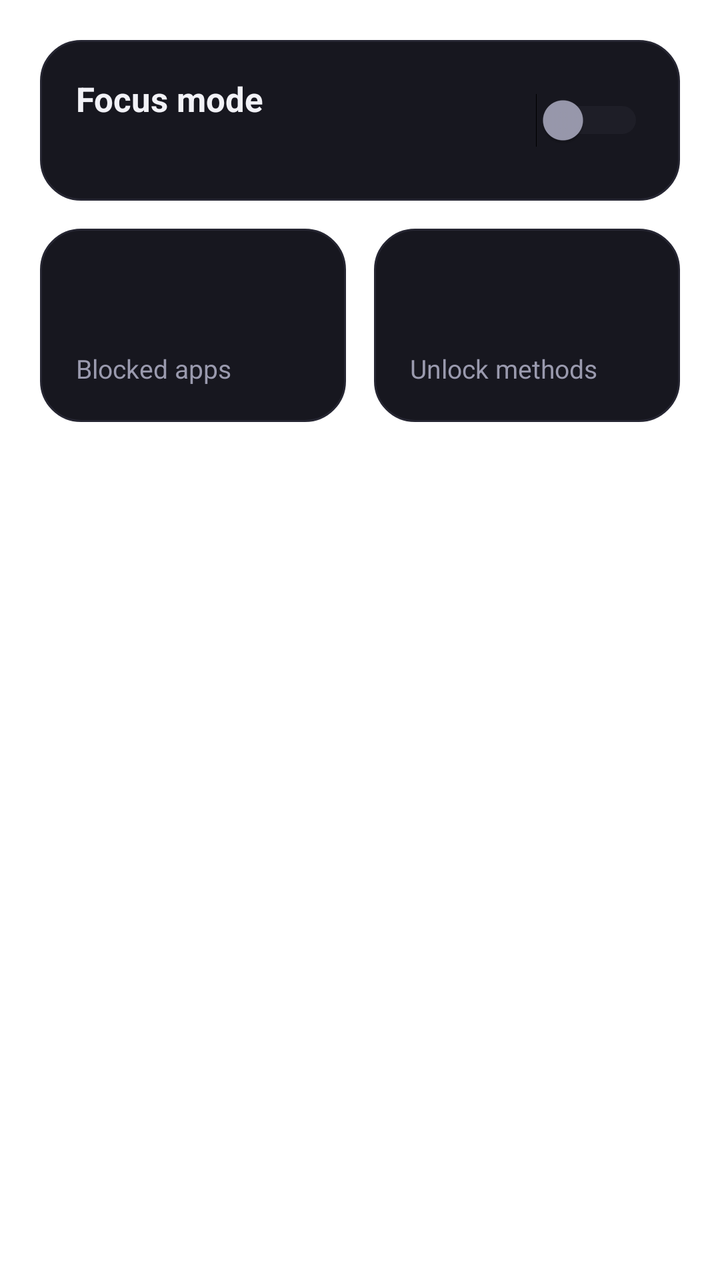
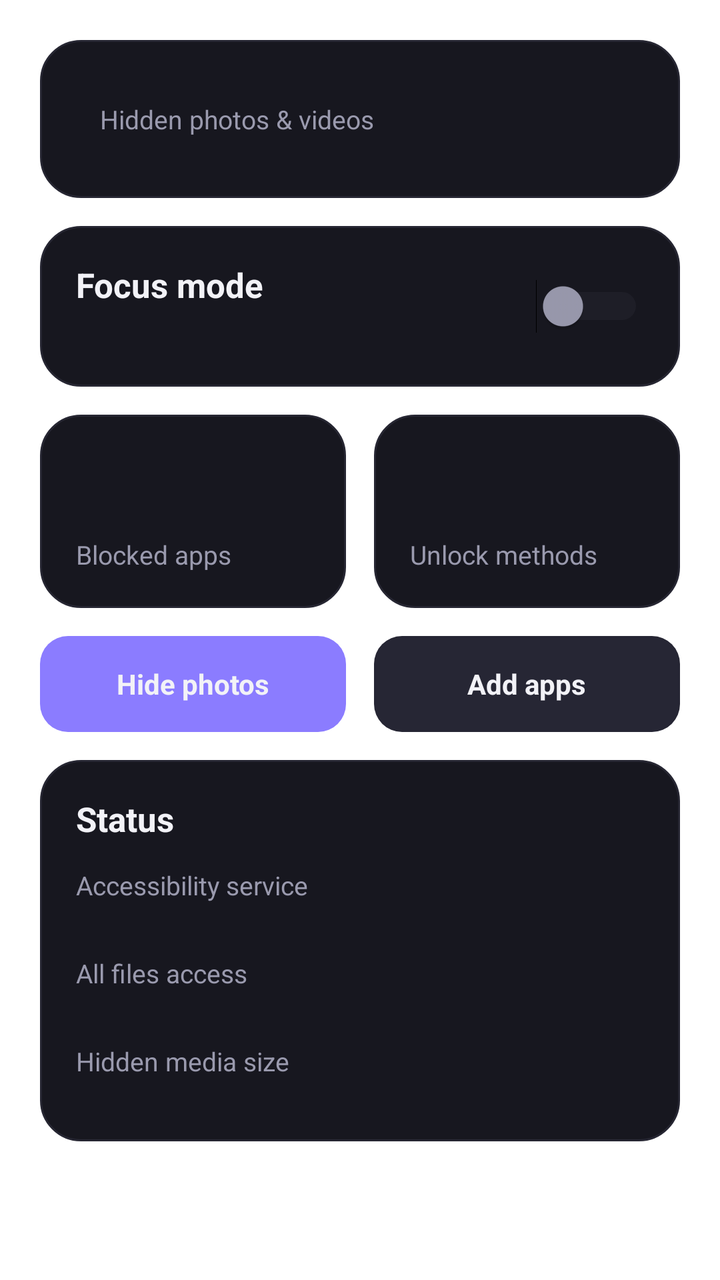

Before-and-after screenshots of an Android layout around one commit, followed by the original layout XML and the change that was made.
<!-- AndroidManifest.xml: fallback theme Theme.MaterialComponents.DayNight.NoActionBar -->
<!-- res/layout/page_home.xml -->
<?xml version="1.0" encoding="utf-8"?>
<ScrollView xmlns:android="http://schemas.android.com/apk/res/android"
    android:id="@+id/pageHome"
    android:layout_width="match_parent"
    android:layout_height="match_parent"
    android:scrollbars="none">

    <LinearLayout
        android:layout_width="match_parent"
        android:layout_height="wrap_content"
        android:orientation="vertical"
        android:padding="20dp">

        
        <LinearLayout
            android:id="@+id/cardAccess"
            style="@style/Vault.Card"
            android:layout_width="match_parent"
            android:layout_height="wrap_content"
            android:layout_marginBottom="14dp"
            android:orientation="vertical"
            android:visibility="gone">

            <TextView
                style="@style/Vault.Body"
                android:layout_width="match_parent"
                android:layout_height="wrap_content"
                android:text="@string/vault_access_off"
                android:textColor="@color/vault_danger" />

            <TextView
                android:id="@+id/btnAccess"
                style="@style/Vault.Button.Primary"
                android:layout_width="match_parent"
                android:layout_height="44dp"
                android:layout_marginTop="14dp"
                android:text="@string/vault_access_fix" />
        </LinearLayout>

        
        <LinearLayout
            style="@style/Vault.Card"
            android:layout_width="match_parent"
            android:layout_height="wrap_content"
            android:gravity="center_vertical"
            android:orientation="horizontal">

            <LinearLayout
                android:layout_width="0dp"
                android:layout_height="wrap_content"
                android:layout_weight="1"
                android:orientation="vertical">

                <TextView
                    style="@style/Vault.CardTitle"
                    android:layout_width="wrap_content"
                    android:layout_height="wrap_content"
                    android:text="@string/vault_focus_title" />

                <TextView
                    android:id="@+id/tvFocusState"
                    style="@style/Vault.Body"
                    android:layout_width="wrap_content"
                    android:layout_height="wrap_content"
                    android:layout_marginTop="4dp" />
            </LinearLayout>

            <Switch
                android:id="@+id/switchFocus"
                android:layout_width="wrap_content"
                android:layout_height="wrap_content"
                android:thumbTint="@color/switch_thumb"
                android:trackTint="@color/switch_track" />
        </LinearLayout>

        
        <LinearLayout
            android:layout_width="match_parent"
            android:layout_height="wrap_content"
            android:layout_marginTop="14dp"
            android:orientation="horizontal">

            <LinearLayout
                android:id="@+id/tileBlocked"
                style="@style/Vault.Card"
                android:layout_width="0dp"
                android:layout_height="wrap_content"
                android:layout_weight="1"
                android:clickable="true"
                android:focusable="true"
                android:orientation="vertical">

                <TextView
                    android:id="@+id/tvBlockedCount"
                    android:layout_width="wrap_content"
                    android:layout_height="wrap_content"
                    android:textColor="@color/vault_accent"
                    android:textSize="32sp"
                    android:textStyle="bold" />

                <TextView
                    style="@style/Vault.Body"
                    android:layout_width="wrap_content"
                    android:layout_height="wrap_content"
                    android:text="@string/vault_tile_blocked" />
            </LinearLayout>

            <LinearLayout
                android:id="@+id/tileUnlock"
                style="@style/Vault.Card"
                android:layout_width="0dp"
                android:layout_height="wrap_content"
                android:layout_marginStart="14dp"
                android:layout_weight="1"
                android:clickable="true"
                android:focusable="true"
                android:orientation="vertical">

                <TextView
                    android:id="@+id/tvUnlockCount"
                    android:layout_width="wrap_content"
                    android:layout_height="wrap_content"
                    android:textColor="@color/vault_accent"
                    android:textSize="32sp"
                    android:textStyle="bold" />

                <TextView
                    style="@style/Vault.Body"
                    android:layout_width="wrap_content"
                    android:layout_height="wrap_content"
                    android:text="@string/vault_tile_unlock" />
            </LinearLayout>
        </LinearLayout>
    </LinearLayout>
</ScrollView>
<!-- resources referenced by this layout -->
<resources>
  <color name="vault_accent">#8B7CFF</color>
  <color name="vault_danger">#FF6B6B</color>
  <string name="vault_access_fix">Open settings</string>
  <string name="vault_access_off">Accessibility service is off. It cannot see when a blocked app opens.</string>
  <string name="vault_focus_title">Focus mode</string>
  <string name="vault_tile_blocked">Blocked apps</string>
  <string name="vault_tile_unlock">Unlock methods</string>
  <style name="Vault.Body">
          <item name="android:textColor">@color/vault_text_dim</item>
          <item name="android:textSize">13sp</item>
          <item name="android:lineSpacingMultiplier">1.15</item>
      </style>
  <style name="Vault.Button.Primary">
          <item name="android:background">@drawable/bg_btn_primary</item>
      </style>
  <style name="Vault.Card">
          <item name="android:background">@drawable/bg_vault_card</item>
          <item name="android:padding">18dp</item>
      </style>
  <style name="Vault.CardTitle">
          <item name="android:textColor">@color/vault_text</item>
          <item name="android:textSize">17sp</item>
          <item name="android:textStyle">bold</item>
      </style>
  <color name="vault_text_dim">#9A9AAE</color>
  <!-- drawable bg_btn_primary (drawable) -->
  <?xml version="1.0" encoding="utf-8"?>
  <ripple xmlns:android="http://schemas.android.com/apk/res/android"
      android:color="#40FFFFFF">
      <item>
          <shape android:shape="rectangle">
              <solid android:color="@color/vault_accent" />
              <corners android:radius="14dp" />
          </shape>
      </item>
  </ripple>
  <!-- drawable bg_vault_card (drawable) -->
  <?xml version="1.0" encoding="utf-8"?>
  <shape xmlns:android="http://schemas.android.com/apk/res/android"
      android:shape="rectangle">
      <solid android:color="@color/vault_card" />
      <stroke
          android:width="1dp"
          android:color="@color/vault_stroke" />
      <corners android:radius="20dp" />
  </shape>
  <color name="vault_text">#F2F2F7</color>
  <color name="vault_card">#17171F</color>
  <color name="vault_stroke">#262632</color>
</resources>

<!-- the commit's change to res/layout/page_home.xml (unified diff, before → after) -->
@@ -39,6 +39,48 @@
 
         
         <LinearLayout
+            android:id="@+id/cardMedia"
+            style="@style/Vault.Card"
+            android:layout_width="match_parent"
+            android:layout_height="wrap_content"
+            android:layout_marginBottom="14dp"
+            android:clickable="true"
+            android:focusable="true"
+            android:orientation="vertical">
+
+            <LinearLayout
+                android:layout_width="match_parent"
+                android:layout_height="wrap_content"
+                android:gravity="center_vertical"
+                android:orientation="horizontal">
+
+                <TextView
+                    android:id="@+id/tvHomeMediaCount"
+                    android:layout_width="wrap_content"
+                    android:layout_height="wrap_content"
+                    android:textColor="@color/vault_accent"
+                    android:textSize="32sp"
+                    android:textStyle="bold" />
+
+                <TextView
+                    style="@style/Vault.Body"
+                    android:layout_width="wrap_content"
+                    android:layout_height="wrap_content"
+                    android:layout_marginStart="12dp"
+                    android:text="@string/vault_media_tile" />
+            </LinearLayout>
+
+            <LinearLayout
+                android:id="@+id/llHomeMedia"
+                android:layout_width="match_parent"
+                android:layout_height="wrap_content"
+                android:layout_marginTop="12dp"
+                android:orientation="horizontal"
+                android:visibility="gone" />
+        </LinearLayout>
+
+        
+        <LinearLayout
             style="@style/Vault.Card"
             android:layout_width="match_parent"
             android:layout_height="wrap_content"
@@ -131,5 +173,115 @@
                     android:text="@string/vault_tile_unlock" />
             </LinearLayout>
         </LinearLayout>
+
+        
+        <LinearLayout
+            android:layout_width="match_parent"
+            android:layout_height="wrap_content"
+            android:layout_marginTop="14dp"
+            android:orientation="horizontal">
+
+            <TextView
+                android:id="@+id/btnQuickHide"
+                style="@style/Vault.Button.Primary"
+                android:layout_width="0dp"
+                android:layout_height="48dp"
+                android:layout_weight="1"
+                android:text="@string/vault_quick_hide" />
+
+            <TextView
+                android:id="@+id/btnQuickApps"
+                style="@style/Vault.Button"
+                android:layout_width="0dp"
+                android:layout_height="48dp"
+                android:layout_marginStart="14dp"
+                android:layout_weight="1"
+                android:text="@string/vault_quick_apps" />
+        </LinearLayout>
+
+        
+        <LinearLayout
+            style="@style/Vault.Card"
+            android:layout_width="match_parent"
+            android:layout_height="wrap_content"
+            android:layout_marginTop="14dp"
+            android:orientation="vertical">
+
+            <TextView
+                style="@style/Vault.CardTitle"
+                android:layout_width="wrap_content"
+                android:layout_height="wrap_content"
+                android:text="@string/vault_status_title" />
+
+            <LinearLayout
+                android:id="@+id/rowStatusAccess"
+                android:layout_width="match_parent"
+                android:layout_height="44dp"
+                android:clickable="true"
+                android:focusable="true"
+                android:gravity="center_vertical"
+                android:orientation="horizontal">
+
+                <TextView
+                    style="@style/Vault.Body"
+                    android:layout_width="0dp"
+                    android:layout_height="wrap_content"
+                    android:layout_weight="1"
+                    android:text="@string/vault_status_access" />
+
+                <TextView
+                    android:id="@+id/tvStatusAccess"
+                    android:layout_width="wrap_content"
+                    android:layout_height="wrap_content"
+                    android:textSize="13sp"
+                    android:textStyle="bold" />
+            </LinearLayout>
+
+            <LinearLayout
+                android:id="@+id/rowStatusFiles"
+                android:layout_width="match_parent"
+                android:layout_height="44dp"
+                android:clickable="true"
+                android:focusable="true"
+                android:gravity="center_vertical"
+                android:orientation="horizontal">
+
+                <TextView
+                    style="@style/Vault.Body"
+                    android:layout_width="0dp"
+                    android:layout_height="wrap_content"
+                    android:layout_weight="1"
+                    android:text="@string/vault_status_files" />
+
+                <TextView
+                    android:id="@+id/tvStatusFiles"
+                    android:layout_width="wrap_content"
+                    android:layout_height="wrap_content"
+                    android:textSize="13sp"
+                    android:textStyle="bold" />
+            </LinearLayout>
+
+            <LinearLayout
+                android:layout_width="match_parent"
+                android:layout_height="44dp"
+                android:gravity="center_vertical"
+                android:orientation="horizontal">
+
+                <TextView
+                    style="@style/Vault.Body"
+                    android:layout_width="0dp"
+                    android:layout_height="wrap_content"
+                    android:layout_weight="1"
+                    android:text="@string/vault_status_storage" />
+
+                <TextView
+                    android:id="@+id/tvStatusStorage"
+                    android:layout_width="wrap_content"
+                    android:layout_height="wrap_content"
+                    android:textColor="@color/vault_text"
+                    android:textSize="13sp"
+                    android:textStyle="bold" />
+            </LinearLayout>
+        </LinearLayout>
     </LinearLayout>
 </ScrollView>
<!-- resource entries referenced after the edit -->
@@ -5,12 +5,30 @@
   <string name="vault_access_fix">Open settings</string>
   <string name="vault_access_off">Accessibility service is off. It cannot see when a blocked app opens.</string>
   <string name="vault_focus_title">Focus mode</string>
+  <string name="vault_media_tile">Hidden photos &amp; videos</string>
+  <string name="vault_quick_apps">Add apps</string>
+  <string name="vault_quick_hide">Hide photos</string>
+  <string name="vault_status_access">Accessibility service</string>
+  <string name="vault_status_files">All files access</string>
+  <string name="vault_status_storage">Hidden media size</string>
+  <string name="vault_status_title">Status</string>
   <string name="vault_tile_blocked">Blocked apps</string>
   <string name="vault_tile_unlock">Unlock methods</string>
   <style name="Vault.Body">
           <item name="android:textColor">@color/vault_text_dim</item>
           <item name="android:textSize">13sp</item>
           <item name="android:lineSpacingMultiplier">1.15</item>
+      </style>
+  <style name="Vault.Button">
+          <item name="android:gravity">center</item>
+          <item name="android:paddingStart">20dp</item>
+          <item name="android:paddingEnd">20dp</item>
+          <item name="android:textColor">@color/vault_text</item>
+          <item name="android:textSize">14sp</item>
+          <item name="android:textStyle">bold</item>
+          <item name="android:clickable">true</item>
+          <item name="android:focusable">true</item>
+          <item name="android:background">@drawable/bg_btn_tonal</item>
       </style>
   <style name="Vault.Button.Primary">
           <item name="android:background">@drawable/bg_btn_primary</item>
@@ -25,6 +43,17 @@
           <item name="android:textStyle">bold</item>
       </style>
   <color name="vault_text_dim">#9A9AAE</color>
+  <!-- drawable bg_btn_tonal (drawable) -->
+  <?xml version="1.0" encoding="utf-8"?>
+  <ripple xmlns:android="http://schemas.android.com/apk/res/android"
+      android:color="#33FFFFFF">
+      <item>
+          <shape android:shape="rectangle">
+              <solid android:color="@color/vault_tonal" />
+              <corners android:radius="14dp" />
+          </shape>
+      </item>
+  </ripple>
   <!-- drawable bg_btn_primary (drawable) -->
   <?xml version="1.0" encoding="utf-8"?>
   <ripple xmlns:android="http://schemas.android.com/apk/res/android"
@@ -46,6 +75,7 @@
           android:color="@color/vault_stroke" />
       <corners android:radius="20dp" />
   </shape>
+  <color name="vault_tonal">#262634</color>
   <color name="vault_text">#F2F2F7</color>
   <color name="vault_card">#17171F</color>
   <color name="vault_stroke">#262632</color>
